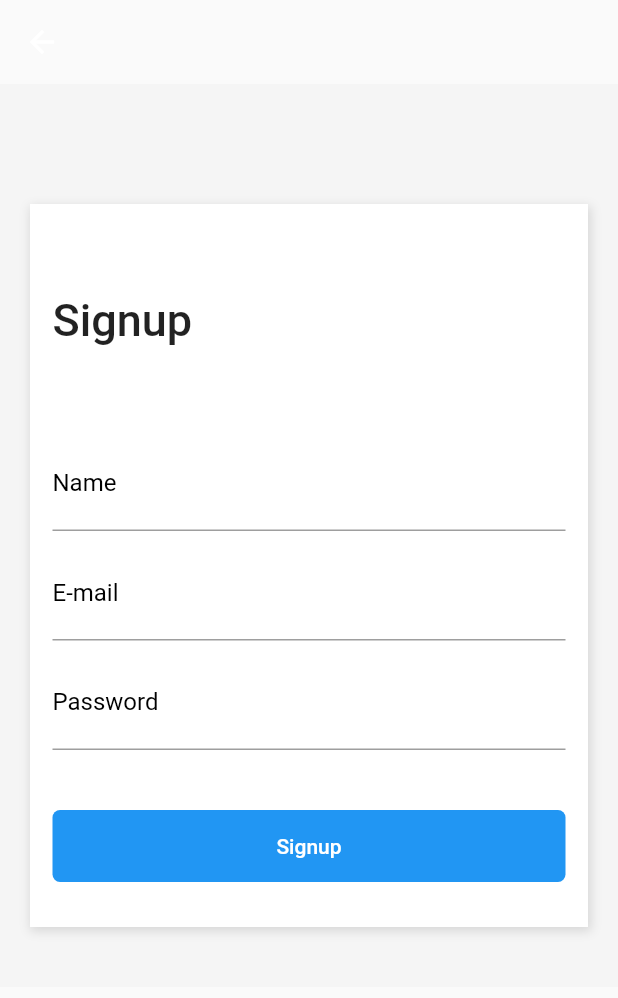
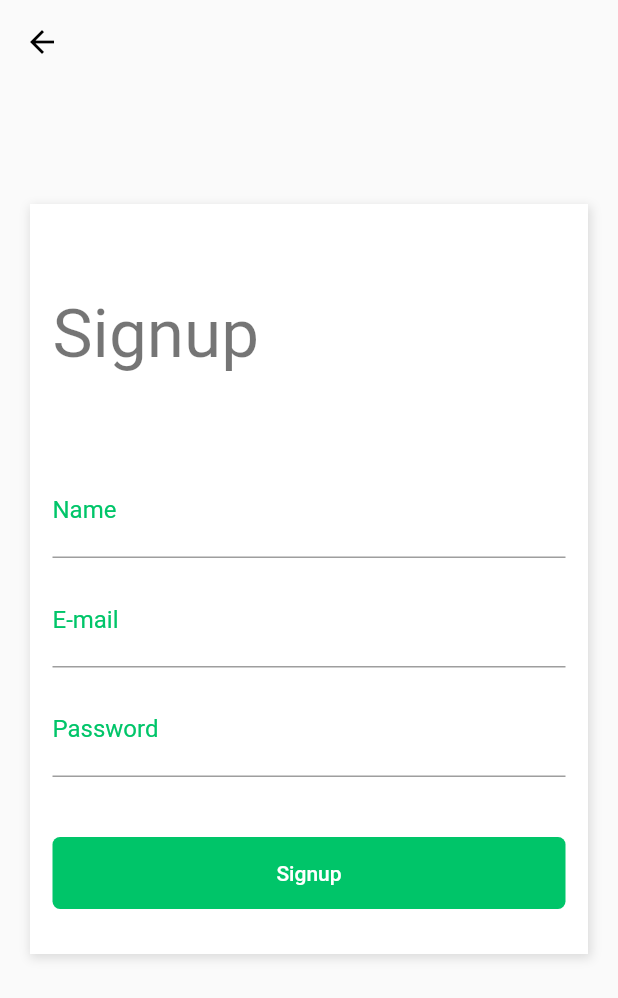
Before and after one commit to emiliosds/7185, a Flutter app: the screen it shows after launch, item 3 of the bottom bar chosen, after a tap on "Sign Up", on a phone screen of 412 x 824 dp. Shown: the top 998 px of the screen. Run offline on Flutter 3.47's test engine with Material 2 defaults, Android fonts, the phone set to English and light mode, and no system bars.

Commit message:
Término do módulo 4 - Temas

```diff
--- a/lib/main.dart
+++ b/lib/main.dart
@@ -1,5 +1,6 @@
 import 'package:flutter/material.dart';
 import 'package:shopping/pages/tabs.page.dart';
+import 'package:shopping/themes/themes.dart';
 
 void main() => runApp(MyApp());
 
@@ -9,9 +10,7 @@ class MyApp extends StatelessWidget {
     return MaterialApp(
       title: 'Flutter Demo',
       debugShowCheckedModeBanner: false,
-      theme: ThemeData(
-        primarySwatch: Colors.blue,
-      ),
+      theme: lightTheme(),
       home: DefaultTabController(
         length: 3,
         child: TabsPage(),
--- a/lib/pages/home.page.dart
+++ b/lib/pages/home.page.dart
@@ -10,7 +10,6 @@ class HomePage extends StatelessWidget {
       body: SingleChildScrollView(
         child: Container(
           padding: EdgeInsets.all(15),
-          color: Color(0xFFF5F5F5),
           child: Column(
             crossAxisAlignment: CrossAxisAlignment.stretch,
             children: <Widget>[
@@ -23,9 +22,7 @@ class HomePage extends StatelessWidget {
               ),
               Text(
                 "Categories",
-                style: TextStyle(
-                  fontSize: 30,
-                ),
+                style: Theme.of(context).textTheme.headline5,
               ),
               SizedBox(
                 height: 10,
@@ -42,9 +39,7 @@ class HomePage extends StatelessWidget {
                 children: <Widget>[
                   Text(
                     "Best Selling",
-                    style: TextStyle(
-                      fontSize: 30,
-                    ),
+                    style: Theme.of(context).textTheme.headline5,
                   ),
                   FlatButton(
                     child: Text("See All"),
--- a/lib/pages/login.page.dart
+++ b/lib/pages/login.page.dart
@@ -1,5 +1,4 @@
 import 'package:flutter/material.dart';
-import 'package:shopping/pages/home.page.dart';
 import 'package:shopping/pages/signup.page.dart';
 
 class LoginPage extends StatelessWidget {
@@ -8,7 +7,6 @@ class LoginPage extends StatelessWidget {
     return Scaffold(
       body: SingleChildScrollView(
         child: Container(
-          color: Color(0xFFF5F5F5),
           padding: EdgeInsets.only(
             top: 80,
             left: 20,
@@ -20,7 +18,7 @@ class LoginPage extends StatelessWidget {
               Container(
                 height: 450,
                 decoration: BoxDecoration(
-                  color: Colors.white,
+                  color: Theme.of(context).accentColor,
                   boxShadow: [
                     new BoxShadow(
                       color: Colors.black12,
@@ -45,16 +43,21 @@ class LoginPage extends StatelessWidget {
                             children: <Widget>[
                               Text(
                                 "Welcome",
-                                style: TextStyle(
-                                  fontSize: 30,
-                                  fontWeight: FontWeight.w500,
-                                ),
+                                style: Theme.of(context).textTheme.headline3,
                               ),
-                              Text("Sign in to continue"),
+                              Text(
+                                "Sign in to continue",
+                                style: Theme.of(context).textTheme.subtitle1,
+                              ),
                             ],
                           ),
                           FlatButton(
-                            child: Text("Sign Up"),
+                            child: Text(
+                              "Sign Up",
+                              style: TextStyle(
+                                color: Theme.of(context).primaryColor,
+                              ),
+                            ),
                             onPressed: () {
                               Navigator.push(
                                 context,
@@ -74,12 +77,13 @@ class LoginPage extends StatelessWidget {
                         decoration: InputDecoration(
                             labelText: "E-mail",
                             labelStyle: TextStyle(
-                              color: Colors.black,
+                              color: Theme.of(context).primaryColor,
                               fontWeight: FontWeight.w400,
                               fontSize: 16,
                             )),
                         style: TextStyle(
                           fontSize: 20,
+                          color: Theme.of(context).primaryColor,
                         ),
                       ),
                       SizedBox(
@@ -91,12 +95,13 @@ class LoginPage extends StatelessWidget {
                         decoration: InputDecoration(
                             labelText: "Password",
                             labelStyle: TextStyle(
-                              color: Colors.black,
+                              color: Theme.of(context).primaryColor,
                               fontWeight: FontWeight.w400,
                               fontSize: 16,
                             )),
                         style: TextStyle(
                           fontSize: 20,
+                          color: Theme.of(context).primaryColor,
                         ),
                       ),
                       Container(
@@ -105,6 +110,9 @@ class LoginPage extends StatelessWidget {
                         child: FlatButton(
                           child: Text(
                             "Forgot your password?",
+                            style: TextStyle(
+                              color: Theme.of(context).primaryColor,
+                            ),
                           ),
                           onPressed: () {},
                         ),
@@ -115,7 +123,7 @@ class LoginPage extends StatelessWidget {
                       Container(
                         width: double.infinity,
                         decoration: BoxDecoration(
-                          color: Colors.blue,
+                          color: Theme.of(context).primaryColor,
                           borderRadius: BorderRadius.all(
                             Radius.circular(5),
                           ),
@@ -152,7 +160,7 @@ class LoginPage extends StatelessWidget {
                 decoration: BoxDecoration(
                   border: Border.all(
                     width: 2.0,
-                    color: Theme.of(context).accentColor,
+                    color: Theme.of(context).primaryColor,
                   ),
                   borderRadius: BorderRadius.all(
                     Radius.circular(5),
@@ -182,7 +190,7 @@ class LoginPage extends StatelessWidget {
                 decoration: BoxDecoration(
                   border: Border.all(
                     width: 2.0,
-                    color: Theme.of(context).accentColor,
+                    color: Theme.of(context).primaryColor,
                   ),
                   borderRadius: BorderRadius.all(
                     Radius.circular(5),
--- a/lib/pages/signup.page.dart
+++ b/lib/pages/signup.page.dart
@@ -10,7 +10,6 @@ class SignupPage extends StatelessWidget {
       ),
       body: SingleChildScrollView(
         child: Container(
-          color: Color(0xFFF5F5F5),
           padding: EdgeInsets.only(
             top: 80,
             left: 20,
@@ -21,7 +20,7 @@ class SignupPage extends StatelessWidget {
             children: <Widget>[
               Container(
                 decoration: BoxDecoration(
-                  color: Colors.white,
+                  color: Theme.of(context).accentColor,
                   boxShadow: [
                     new BoxShadow(
                       color: Colors.black12,
@@ -42,10 +41,7 @@ class SignupPage extends StatelessWidget {
                     children: <Widget>[
                       Text(
                         "Signup",
-                        style: TextStyle(
-                          fontSize: 30,
-                          fontWeight: FontWeight.w500,
-                        ),
+                        style: Theme.of(context).textTheme.headline3,
                       ),
                       SizedBox(
                         height: 60,
@@ -55,13 +51,14 @@ class SignupPage extends StatelessWidget {
                         decoration: InputDecoration(
                           labelText: "Name",
                           labelStyle: TextStyle(
-                              color: Colors.black,
+                            color: Theme.of(context).primaryColor,
                             fontWeight: FontWeight.w400,
                             fontSize: 16,
-                            )),
+                          ),
+                        ),
                         style: TextStyle(
                             fontSize: 20,
-                        ),
+                            color: Theme.of(context).primaryColor),
                       ),
                       SizedBox(
                         height: 10,
@@ -71,12 +68,14 @@ class SignupPage extends StatelessWidget {
                         decoration: InputDecoration(
                           labelText: "E-mail",
                           labelStyle: TextStyle(
-                              color: Colors.black,
+                            color: Theme.of(context).primaryColor,
                             fontWeight: FontWeight.w400,
                             fontSize: 16,
-                            )),
+                          ),
+                        ),
                         style: TextStyle(
                           fontSize: 20,
+                          color: Theme.of(context).primaryColor,
                         ),
                       ),
                       SizedBox(
@@ -88,12 +87,14 @@ class SignupPage extends StatelessWidget {
                         decoration: InputDecoration(
                           labelText: "Password",
                           labelStyle: TextStyle(
-                              color: Colors.black,
+                            color: Theme.of(context).primaryColor,
                             fontWeight: FontWeight.w400,
                             fontSize: 16,
-                            )),
+                          ),
+                        ),
                         style: TextStyle(
                           fontSize: 20,
+                          color: Theme.of(context).primaryColor,
                         ),
                       ),
                       SizedBox(
@@ -102,7 +103,7 @@ class SignupPage extends StatelessWidget {
                       Container(
                         width: double.infinity,
                         decoration: BoxDecoration(
-                          color: Colors.blue,
+                          color: Theme.of(context).primaryColor,
                           borderRadius: BorderRadius.all(
                             Radius.circular(5),
                           ),
--- a/lib/pages/tabs.page.dart
+++ b/lib/pages/tabs.page.dart
@@ -26,11 +26,11 @@ class TabsPage extends StatelessWidget {
             icon: new Icon(Icons.perm_identity),
           ),
         ],
-        labelColor: Colors.blue,
+        labelColor: Theme.of(context).primaryColor,
         unselectedLabelColor: Colors.black38,
         indicatorSize: TabBarIndicatorSize.label,
         indicatorPadding: EdgeInsets.all(5),
-        indicatorColor: Colors.blue,
+        indicatorColor: Theme.of(context).primaryColor,
       ),
     );
   }
--- /dev/null
+++ b/lib/themes/themes.dart
@@ -0,0 +1,131 @@
+import 'package:flutter/material.dart';
+
+ThemeData lightTheme() {
+  const brightness = Brightness.light;
+  const primaryColor = const Color(0xFF00C569);
+
+  return ThemeData(
+    // primarySwatch: primaryColor,
+    brightness: brightness,
+    // textTheme: new TextTheme(
+    //   body1: new TextStyle(color: Colors.red),
+    //   display4: new TextStyle(fontSize: 78),
+    //   button: new TextStyle(color: Colors.green),
+    //   headline: new TextStyle(color: Colors.deepPurple)
+    // ),
+    // tabBarTheme:
+    // accentIconTheme:
+    // accentTextTheme:
+    // appBarTheme:
+    // bottomAppBarTheme:
+    // buttonTheme: new ButtonThemeData(
+    //   buttonColor: Colors.orange,
+    //   textTheme: ButtonTextTheme.primary,
+    // ),
+    // cardTheme: CardTheme(
+    //   elevation: 5,
+    //   color: Colors.indigo,
+    // ),
+    // chipTheme:
+    // dialogTheme:
+    // floatingActionButtonTheme:
+    // iconTheme:
+    // inputDecorationTheme:
+    // pageTransitionsTheme:
+    // primaryIconTheme:
+    // primaryTextTheme:
+    // sliderTheme:
+    primaryColor: primaryColor,
+    accentColor: Colors.white,
+    // fontFamily: 'Montserrat',
+    // buttonColor: Color(0xFF00C569),
+    // // scaffoldBackgroundColor: backgroundColor,
+    // cardColor: Colors.white,
+  );
+}
+
+ThemeData darkTheme() {
+  const brightness = Brightness.dark;
+  const primaryColor = const Color(0xFF00C569);
+
+  return ThemeData(
+    // primarySwatch: primaryColor,
+    brightness: brightness,
+    // textTheme: new TextTheme(
+    //   body1: new TextStyle(color: Colors.red),
+    //   display4: new TextStyle(fontSize: 78),
+    //   button: new TextStyle(color: Colors.green),
+    // ),
+    // tabBarTheme:
+    // accentIconTheme:
+    // accentTextTheme:
+    // appBarTheme:
+    // bottomAppBarTheme:
+    // buttonTheme: new ButtonThemeData(
+    //   buttonColor: Colors.orange,
+    //   textTheme: ButtonTextTheme.primary,
+    // ),
+    // cardTheme: CardTheme(
+    //   elevation: 5,
+    //   color: Colors.indigo,
+    // ),
+    // chipTheme:
+    // dialogTheme:
+    // floatingActionButtonTheme:
+    // iconTheme:
+    // inputDecorationTheme:
+    // pageTransitionsTheme:
+    // primaryIconTheme:
+    // primaryTextTheme:
+    // sliderTheme:
+    primaryColor: primaryColor,
+    accentColor: Colors.black26,
+    // fontFamily: 'Montserrat',
+    // buttonColor: Color(0xFF00C569),
+    // // scaffoldBackgroundColor: backgroundColor,
+    // cardColor: Colors.white,
+  );
+}
+
+ThemeData darkYellowTheme() {
+  const brightness = Brightness.dark;
+  const primaryColor = const Color(0xFFFFCC00);
+
+  return ThemeData(
+    // primarySwatch: primaryColor,
+    brightness: brightness,
+    // textTheme: new TextTheme(
+    //   body1: new TextStyle(color: Colors.red),
+    //   display4: new TextStyle(fontSize: 78),
+    //   button: new TextStyle(color: Colors.green),
+    // ),
+    // tabBarTheme:
+    // accentIconTheme:
+    // accentTextTheme:
+    // appBarTheme:
+    // bottomAppBarTheme:
+    // buttonTheme: new ButtonThemeData(
+    //   buttonColor: Colors.orange,
+    //   textTheme: ButtonTextTheme.primary,
+    // ),
+    // cardTheme: CardTheme(
+    //   elevation: 5,
+    //   color: Colors.indigo,
+    // ),
+    // chipTheme:
+    // dialogTheme:
+    // floatingActionButtonTheme:
+    // iconTheme:
+    // inputDecorationTheme:
+    // pageTransitionsTheme:
+    // primaryIconTheme:
+    // primaryTextTheme:
+    // sliderTheme:
+    primaryColor: primaryColor,
+    accentColor: Colors.black26,
+    // fontFamily: 'Montserrat',
+    // buttonColor: Color(0xFF00C569),
+    // // scaffoldBackgroundColor: backgroundColor,
+    // cardColor: Colors.white,
+  );
+}
--- a/lib/widgets/category/category.item.widget.dart
+++ b/lib/widgets/category/category.item.widget.dart
@@ -13,7 +13,7 @@ class CategoryItem extends StatelessWidget {
       margin: EdgeInsets.all(10),
       padding: EdgeInsets.all(10),
       decoration: BoxDecoration(
-        color: Colors.white,
+        color: Theme.of(context).accentColor,
         boxShadow: [
           new BoxShadow(
             color: Colors.black12,
--- a/lib/widgets/product/product.card.widget.dart
+++ b/lib/widgets/product/product.card.widget.dart
@@ -77,9 +77,10 @@ class ProductCard extends StatelessWidget {
             child: Text(
               "\$ ${this.price}",
               style: TextStyle(
-                  fontSize: 16,
-                  fontWeight: FontWeight.bold,
-                  color: Color(0xFF00C569)),
+                fontSize: 16,
+                fontWeight: FontWeight.bold,
+                color: Theme.of(context).primaryColor,
+              ),
             ),
           )
         ],
--- a/lib/widgets/searchbox.widget.dart
+++ b/lib/widgets/searchbox.widget.dart
@@ -28,14 +28,14 @@ class SearchBox extends StatelessWidget {
                 border: InputBorder.none,
                 labelText: "Search...",
                 labelStyle: TextStyle(
-                  color: Colors.blue,
+                  color: Theme.of(context).primaryColor,
                   fontWeight: FontWeight.w300,
                   fontSize: 16,
                 ),
               ),
               style: TextStyle(
                 fontSize: 20,
-                color: Colors.blue,
+                color: Theme.of(context).primaryColor,
               ),
             ),
           )
```
Also changed, not shown: lib/pages/cart.page.dart (+19 -19 lines). Lines whose indentation alone changed are shown as unchanged.
